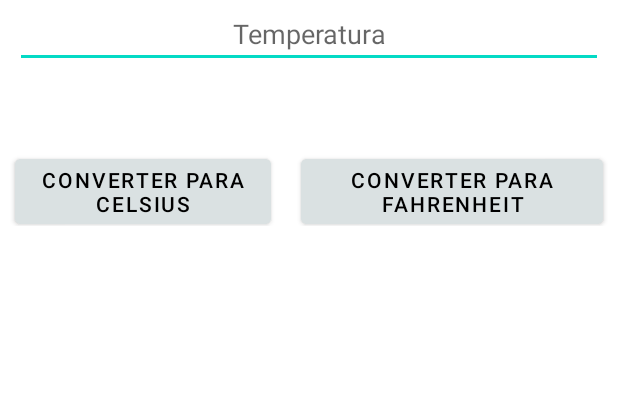
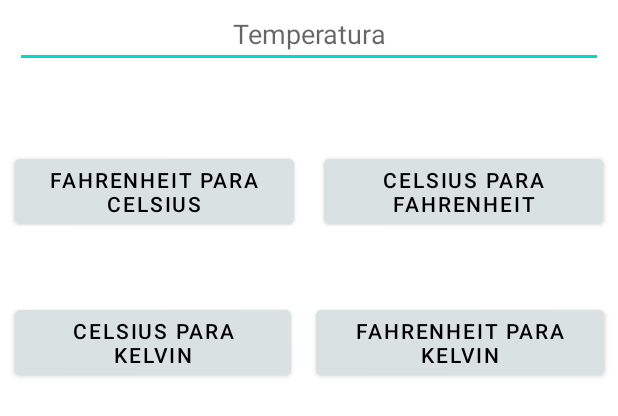
Before and after one commit to camillyMelo/AppConversorTemperaturaCami, an Android app: the layout activity_main.xml on its own in the app's theme, with its tools: preview values and no code run, on a phone screen of 412 x 824 dp. Shown: the top 416 px of the screen. Run offline under Robolectric (Android 15) with nearby library versions, the phone set to English and light mode, and no system bars.

Commit message:
Versão 3

```diff
--- a/Camilly_app2_conversorTemp/app/src/main/res/layout/activity_main.xml
+++ b/Camilly_app2_conversorTemp/app/src/main/res/layout/activity_main.xml
@@ -50,6 +50,37 @@
             android:textColor="@color/black"/>
     </LinearLayout>
 
+    <LinearLayout
+        android:layout_width="match_parent"
+        android:layout_height="wrap_content"
+        android:gravity="center"
+        android:layout_marginTop="10dp"
+        android:layout_marginBottom="40dp"
+        android:orientation="horizontal">
+
+        <Button
+            android:id="@+id/button_kelvinCelsius"
+            android:layout_width="wrap_content"
+            android:layout_height="wrap_content"
+            android:layout_marginStart="10dp"
+            android:layout_marginEnd="5dp"
+            android:layout_weight="1"
+            android:backgroundTint="@color/gray"
+            android:textColor="@color/black"
+            android:text="@string/button_kelvinCelsius"/>
+        <Button
+            android:id="@+id/button_kelvinFahrenheit"
+            android:layout_width="wrap_content"
+            android:layout_height="wrap_content"
+            android:layout_marginStart="11dp"
+            android:layout_marginEnd="10dp"
+            android:backgroundTint="@color/gray"
+            android:textColor="@color/black"
+            android:layout_weight="2.8"
+            android:text="@string/button_kelvinFahrenheit"/>
+
+    </LinearLayout>
+
     <TextView
         android:id="@+id/textview_value_converted"
         android:layout_width="match_parent"
--- a/Camilly_app2_conversorTemp/app/src/main/res/values/strings.xml
+++ b/Camilly_app2_conversorTemp/app/src/main/res/values/strings.xml
@@ -1,8 +1,10 @@
 <resources>
     <string name="app_name">Conversor de Temperatura</string>
     <string name="hint_temperatura">Temperatura</string>
-    <string name="button_celsius">Converter para Celsius</string>
-    <string name="button_fahrenheit">Converter para Fahrenheit</string>
+    <string name="button_celsius">Fahrenheit para Celsius</string>
+    <string name="button_fahrenheit">Celsius para Fahrenheit</string>
+    <string name="button_kelvinFahrenheit">Fahrenheit para Kelvin</string>
+    <string name="button_kelvinCelsius">Celsius para Kelvin</string>
     <string name="temperatura_invalida">Temperatura de entrada inválida!</string>
     <string name="erro_entrada">Erro na entrada de dados!</string>
 </resources>
```
Also changed, not shown: Camilly_app2_conversorTemp/app/src/main/java/com/example/camilly_app2_conversortemp/MainActivity.java (+41 -0 lines).
